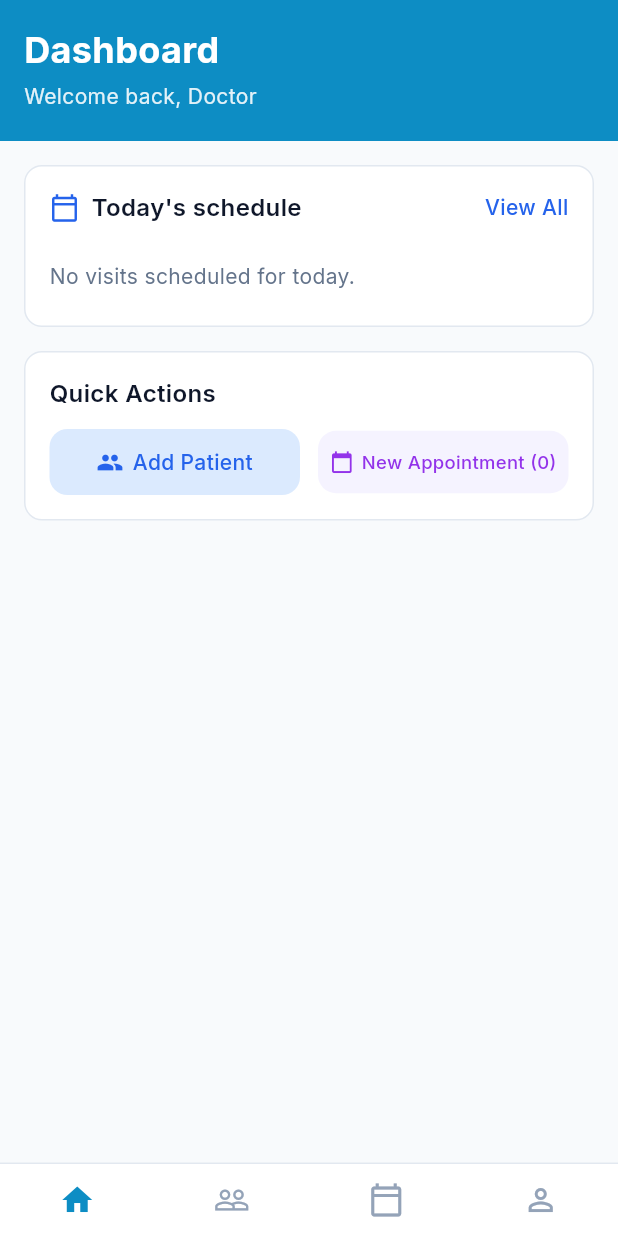
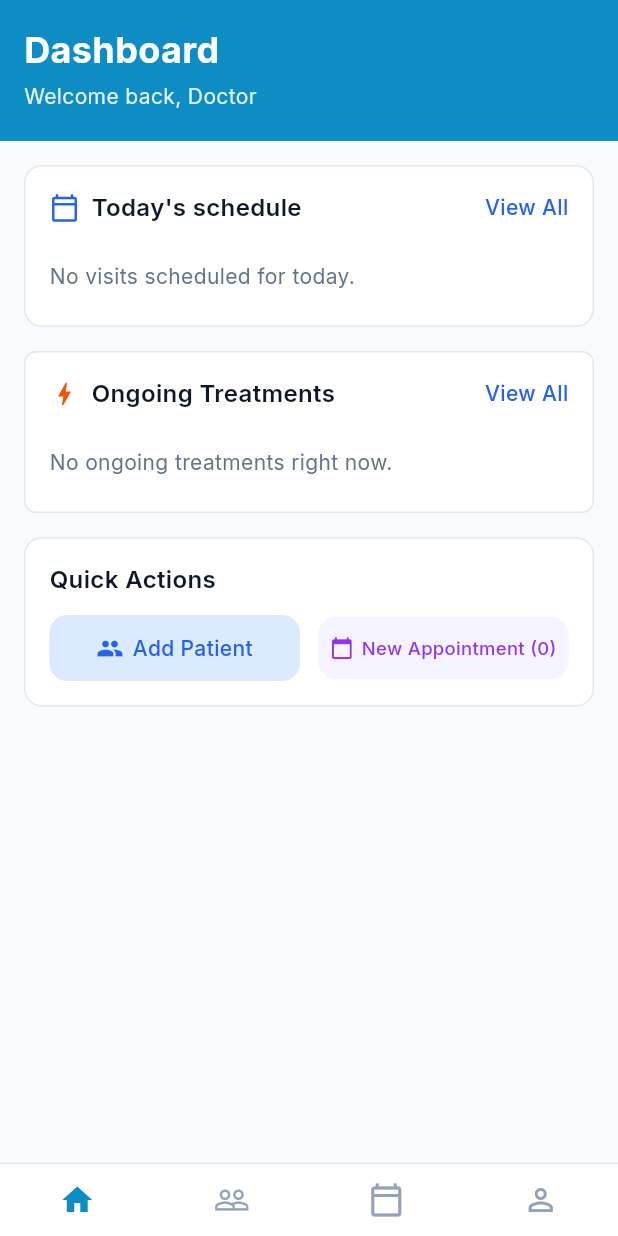
Before and after one commit to madhuri390/clinicapp, a Flutter app: the screen it shows once a user with an empty profile is signed in, on a phone screen of 412 x 824 dp. Run offline on Flutter 3.47's test engine with Material 3 defaults, Android fonts, the phone set to English and light mode, and no system bars; our stand-ins replace flutter_dotenv, flutter_local_notifications, google_fonts, pdf, printing, shared_preferences and 2 more; accounts and stored records are empty.

Commit message:
feat: add patient name to visit details and display ongoing treatments on the dashboard

```diff
--- a/lib/models/visit_detail_model.dart
+++ b/lib/models/visit_detail_model.dart
@@ -10,6 +10,7 @@ class VisitDetail {
   const VisitDetail({
     required this.visit,
     required this.doctorName,
+    required this.patientName,
     required this.treatments,
     required this.sittings,
     required this.prescriptions,
@@ -18,6 +19,7 @@ class VisitDetail {
 
   final Visit visit;
   final String doctorName;
+  final String patientName;
   final List<TreatmentPlan> treatments;
   final List<Sitting> sittings;
   final List<Prescription> prescriptions;
@@ -53,6 +55,7 @@ class VisitDetail {
   VisitDetail copyWith({
     Visit? visit,
     String? doctorName,
+    String? patientName,
     List<TreatmentPlan>? treatments,
     List<Sitting>? sittings,
     List<Prescription>? prescriptions,
@@ -61,6 +64,7 @@ class VisitDetail {
       VisitDetail(
         visit: visit ?? this.visit,
         doctorName: doctorName ?? this.doctorName,
+        patientName: patientName ?? this.patientName,
         treatments: treatments ?? this.treatments,
         sittings: sittings ?? this.sittings,
         prescriptions: prescriptions ?? this.prescriptions,
@@ -80,6 +84,12 @@ class VisitDetail {
     if (rawName.isNotEmpty) {
       doctorName = rawName.toLowerCase().startsWith('dr.') ? rawName : 'Dr. $rawName';
     }
+
+    // Patient name from joined patients table
+    final patientJson = json['patients'] as Map<String, dynamic>?;
+    final pfName = patientJson?['first_name'] as String? ?? '';
+    final plName = patientJson?['last_name'] as String? ?? '';
+    final patientName = '$pfName $plName'.trim();
 
     // Treatment plans array
     final treatmentsList = (json['treatment_plans'] as List? ?? [])
@@ -108,6 +118,7 @@ class VisitDetail {
     return VisitDetail(
       visit: visit,
       doctorName: doctorName,
+      patientName: patientName,
       treatments: treatmentsList,
       sittings: sittingsList,
       prescriptions: prescriptionsList,
--- a/lib/repositories/visit_detail_repository.dart
+++ b/lib/repositories/visit_detail_repository.dart
@@ -19,6 +19,7 @@ class VisitDetailRepository {
     id, patient_id, doctor_id, visit_date, chief_complaint,
     diagnosis, notes, next_visit_date, status, created_at,
     doctors ( id, first_name, last_name ),
+    patients ( id, first_name, last_name ),
     treatment_plans (
       id, visit_id, treatment_name, description, teeth, total_cost, status, created_at,
       sittings (
@@ -44,6 +45,17 @@ class VisitDetailRepository {
         .from('visits')
         .select(_nestedSelect)
         .eq('patient_id', patientId)
+        .eq('status', 'ongoing')
+        .order('visit_date', ascending: false);
+    return (data as List)
+        .map((e) => VisitDetail.fromJson(e as Map<String, dynamic>))
+        .toList();
+  }
+
+  Future<List<VisitDetail>> getAllOngoing() async {
+    final data = await _client
+        .from('visits')
+        .select(_nestedSelect)
         .eq('status', 'ongoing')
         .order('visit_date', ascending: false);
     return (data as List)
--- a/lib/screens/dashboard_screen.dart
+++ b/lib/screens/dashboard_screen.dart
@@ -12,7 +12,10 @@ import 'appointments_screen.dart';
 import 'login_screen.dart';
 import 'main_shell.dart';
 import 'patient_form_screen.dart';
+import 'patient_list_screen.dart';
+import 'patient_details_screen.dart';
 import 'profile_screen.dart';
+import '../models/visit_detail_model.dart';
 
 // ── Reference colors (Tailwind) ─────────────────────────────────────────────
 const _blue600 = Color(0xFF2563EB);
@@ -76,6 +79,7 @@ class DashboardScreenState extends State<DashboardScreen> {
   final _visitRepo = VisitDetailRepository();
   int _todayAppointmentsCount = 0;
   List<Appointment> _todayVisits = [];
+  List<VisitDetail> _ongoingVisits = [];
   String _welcomeName = 'Doctor';
   String _profileRole = '';
 
@@ -250,9 +254,14 @@ class DashboardScreenState extends State<DashboardScreen> {
         ..sort((a, b) => a.timeSlot.compareTo(b.timeSlot));
 
       if (!mounted) return;
+
+      final ongoingVisits = await _visitRepo.getAllOngoing();
+
+      if (!mounted) return;
       setState(() {
         _todayAppointmentsCount = visits.length;
         _todayVisits = visits;
+        _ongoingVisits = ongoingVisits;
       });
     } catch (_) {
       if (mounted) {
@@ -308,6 +317,8 @@ class DashboardScreenState extends State<DashboardScreen> {
                     crossAxisAlignment: CrossAxisAlignment.stretch,
                     children: [
                       _buildTodaySchedule(),
+                      const SizedBox(height: 16),
+                      _buildOngoingTreatments(),
                       const SizedBox(height: 16),
                       _buildQuickActions(),
                     ],
@@ -770,6 +781,145 @@ class DashboardScreenState extends State<DashboardScreen> {
     );
   }
 
+  Widget _buildOngoingTreatments() {
+    return Container(
+      padding: const EdgeInsets.all(16),
+      decoration: BoxDecoration(
+        color: Colors.white,
+        border: Border.all(color: _slate200),
+        borderRadius: BorderRadius.circular(8),
+      ),
+      child: Column(
+        crossAxisAlignment: CrossAxisAlignment.start,
+        children: [
+          Row(
+            mainAxisAlignment: MainAxisAlignment.spaceBetween,
+            children: [
+              Row(
+                children: [
+                  const Icon(Icons.bolt, color: _orange600, size: 20),
+                  const SizedBox(width: 8),
+                  Text(
+                    "Ongoing Treatments",
+                    style: GoogleFonts.inter(
+                      fontSize: 16,
+                      fontWeight: FontWeight.w600,
+                      color: _slate900,
+                    ),
+                  ),
+                ],
+              ),
+              GestureDetector(
+                onTap: () {
+                  final shell = MainShell.of(context);
+                  if (shell != null) {
+                    shell.setTabIndex(1);
+                  } else {
+                    _go(const PatientListScreen());
+                  }
+                },
+                child: Text(
+                  'View All',
+                  style: GoogleFonts.inter(
+                    fontSize: 14,
+                    fontWeight: FontWeight.w500,
+                    color: _blue600,
+                  ),
+                ),
+              ),
+            ],
+          ),
+          const SizedBox(height: 16),
+          if (_ongoingVisits.isEmpty)
+            Padding(
+              padding: const EdgeInsets.symmetric(vertical: 8),
+              child: Text(
+                'No ongoing treatments right now.',
+                style: GoogleFonts.inter(fontSize: 14, color: _slate500, height: 1.35),
+              ),
+            )
+          else
+            ..._ongoingVisits.take(5).map(
+              (v) => Padding(
+                padding: const EdgeInsets.only(bottom: 12),
+                child: Material(
+                  color: _slate50,
+                  borderRadius: BorderRadius.circular(8),
+                  child: InkWell(
+                    onTap: () {
+                      Navigator.of(context).push(
+                        MaterialPageRoute<void>(
+                          builder: (_) => PatientDetailsScreen(
+                            patientId: v.visit.patientId,
+                            patientName: v.patientName,
+                            initialTabIndex: 1, // Ongoing tab
+                          ),
+                        ),
+                      );
+                    },
+                    borderRadius: BorderRadius.circular(8),
+                    child: Container(
+                      padding: const EdgeInsets.all(12),
+                      decoration: BoxDecoration(
+                        borderRadius: BorderRadius.circular(8),
+                      ),
+                      child: Row(
+                        crossAxisAlignment: CrossAxisAlignment.start,
+                        children: [
+                          const Icon(
+                            Icons.local_hospital_outlined,
+                            color: _orange600,
+                            size: 18,
+                          ),
+                          const SizedBox(width: 12),
+                          Expanded(
+                            child: Column(
+                              crossAxisAlignment: CrossAxisAlignment.start,
+                              children: [
+                                Text(
+                                  v.patientName,
+                                  style: GoogleFonts.inter(
+                                    fontSize: 14,
+                                    fontWeight: FontWeight.w500,
+                                    color: _slate900,
+                                  ),
+                                ),
+                                if (v.visit.chiefComplaint != null && v.visit.chiefComplaint!.isNotEmpty) ...[
+                                  const SizedBox(height: 4),
+                                  Text(
+                                    v.visit.chiefComplaint!,
+                                    style: GoogleFonts.inter(
+                                      fontSize: 12,
+                                      color: _slate600,
+                                    ),
+                                  ),
+                                ],
+                                if (v.treatments.isNotEmpty) ...[
+                                  const SizedBox(height: 4),
+                                  Text(
+                                    'Plan: ${v.treatments.first.treatmentName}',
+                                    style: GoogleFonts.inter(
+                                      fontSize: 12,
+                                      color: _slate500,
+                                    ),
+                                  ),
+                                ],
+                              ],
+                            ),
+                          ),
+                          const Icon(Icons.chevron_right, color: Colors.grey, size: 20),
+                        ],
+                      ),
+                    ),
+                  ),
+                ),
+              ),
+            ),
+        ],
+      ),
+    );
+  }
+
   Widget _buildQuickActions() {
     return Container(
       padding: const EdgeInsets.all(16),
@@ -883,7 +1033,6 @@ class DashboardScreenState extends State<DashboardScreen> {
     );
   }
 
-
 }
 
 /*
--- a/lib/screens/patient_details_screen.dart
+++ b/lib/screens/patient_details_screen.dart
@@ -14,6 +14,7 @@ class PatientDetailsScreen extends StatefulWidget {
     super.key,
     required this.patientId,
     required this.patientName,
+    this.initialTabIndex = 0,
     this.patientPortalMode = false,
     /// Patient shell: fires when Home requests Ongoing (1) or History (2).
     this.careNavSignal,
@@ -22,6 +23,7 @@ class PatientDetailsScreen extends StatefulWidget {
 
   final String patientId;
   final String patientName;
+  final int initialTabIndex;
   final bool patientPortalMode;
   final ValueNotifier<int>? careNavSignal;
   final int Function()? careTargetTabResolver;
@@ -50,7 +52,11 @@ class _PatientDetailsScreenState extends State<PatientDetailsScreen>
   @override
   void initState() {
     super.initState();
-    _tabController = TabController(length: 3, vsync: this);
+    _tabController = TabController(
+      length: 3,
+      vsync: this,
+      initialIndex: widget.initialTabIndex,
+    );
     _loadAll();
     _resolveDoctorId();
     widget.careNavSignal?.addListener(_onCareNavSignal);
```
